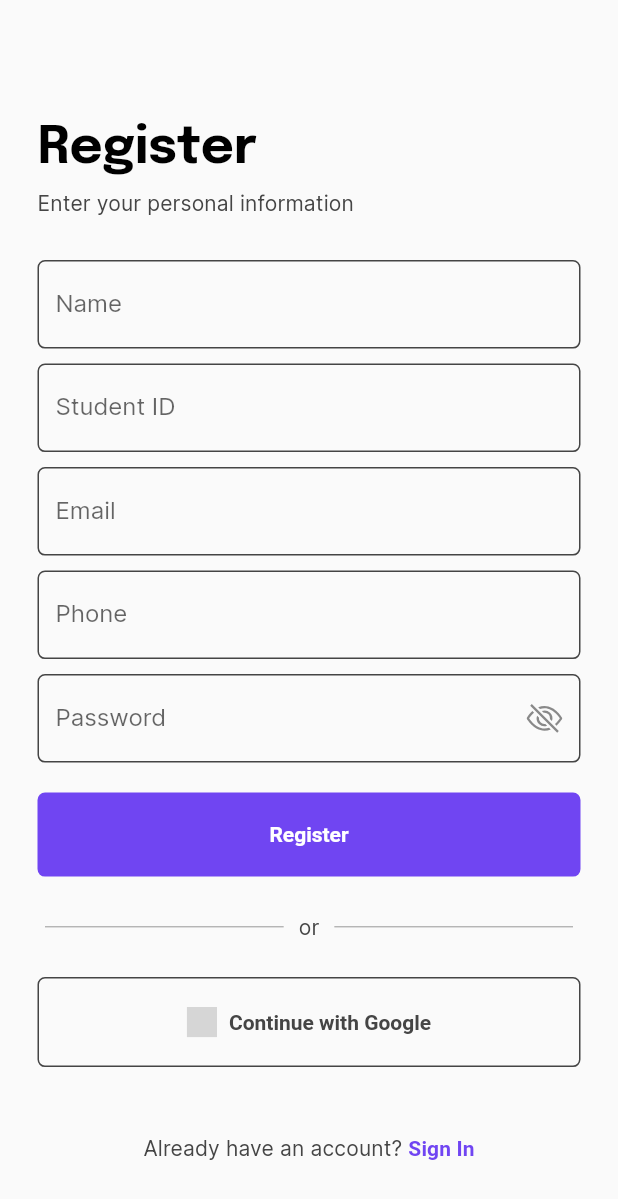
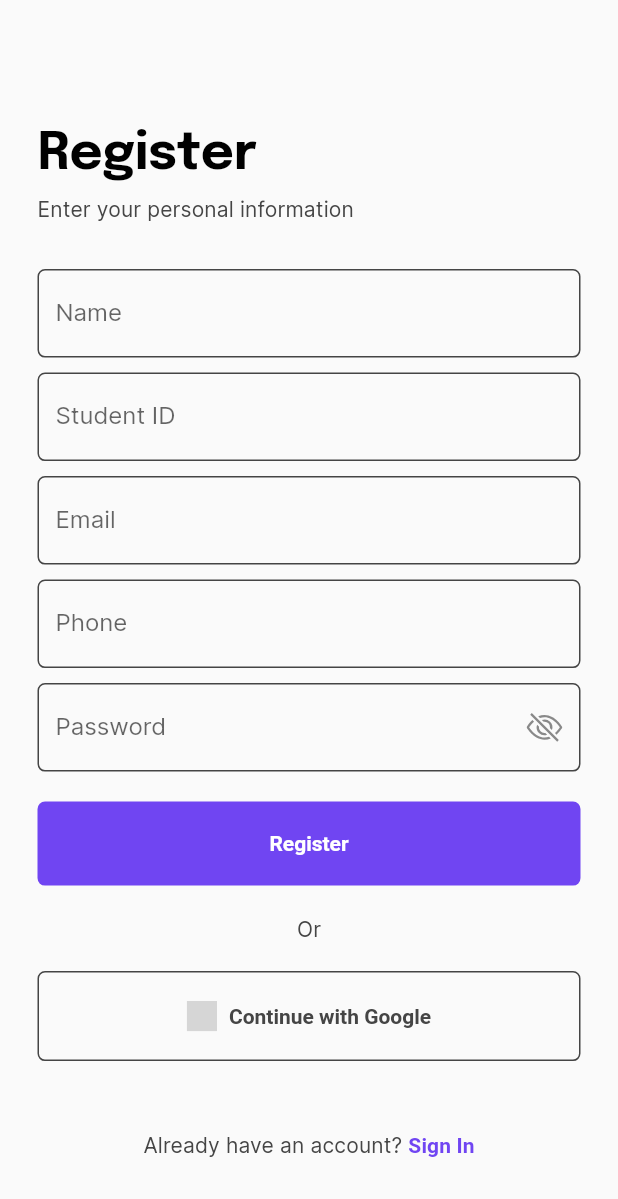
Before and after one commit to syhrzkwn/unipark-uitm-app, a Flutter app: the RegisterPage screen opened directly, on a phone screen of 412 x 824 dp. Shown: the top 1199 px of the screen. Run offline on Flutter 3.47's test engine with Material 2 defaults, Android fonts, the phone set to English and light mode, and no system bars; our stand-ins replace cloud_firestore, connectivity_plus, firebase_auth, firebase_core, flutter_native_splash, gap and 5 more; missing offline and left inert: colorful_safe_area; accounts and stored records are empty; grey boxes are pictures that could not be loaded.

Commit message:
Minor update on register and sign in UI

```diff
--- a/unipark_uitm_app/lib/src/features/authentication/pages/register_page.dart
+++ b/unipark_uitm_app/lib/src/features/authentication/pages/register_page.dart
@@ -92,7 +92,6 @@ class RegisterFormWidget extends StatelessWidget {
   Widget build(BuildContext context) {
     final controller = Get.put(RegisterController());
     final controller1 = Get.put(SignInController());
-    final dark = HelperFunction.isDarkMode(context);
 
     return Container(
       padding: const EdgeInsets.symmetric(vertical: formHeight - 10.0),
@@ -174,19 +173,12 @@ class RegisterFormWidget extends StatelessWidget {
                 child: const Text('Register'),
               ),
             ),
-            const Gap(25.0),
-            Row(
-              mainAxisAlignment: MainAxisAlignment.center,
-              children: [
-                Flexible(child: Divider(color: dark ? whiteColor : textColor2, thickness: 0.5, indent: 5, endIndent: 10)),
-                Text(
-                  'or',
-                  style: Theme.of(context).textTheme.titleSmall,
-                ),
-                Flexible(child: Divider(color: dark ? whiteColor : textColor2, thickness: 0.5, indent: 10, endIndent: 5)),
-              ],
+            const Gap(20.0),
+            Text(
+              'Or',
+              style: Theme.of(context).textTheme.titleSmall,
             ),
-            const Gap(25.0),
+            const Gap(20.0),
             SizedBox(
               width: double.infinity,
               child: OutlinedButton.icon(
```
Also changed, not shown: unipark_uitm_app/lib/src/features/authentication/pages/signin_page.dart (+5 -12 lines).
